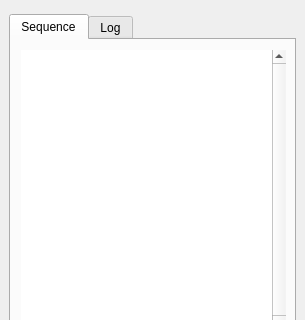
Before: the Qt Designer form qtUI/Runner.ui in jupiterbjy/python-macro-practice, drawn with Qt 5; both pictures show x 0 to 305 and y 0 to 320 of the 305 by 587 pixel window.
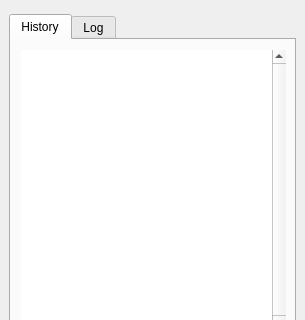
After: the same form once the commit is applied.

Commit message: Update readme. Few renaming and workaround for critical bugs - Now adds sequence element objects to sequence widget.

What changed in the file:
```diff
--- a/qtUI/Runner.ui
+++ b/qtUI/Runner.ui
@@ -70,7 +70,7 @@
       </property>
       <widget class="QWidget" name="Sequence">
        <attribute name="title">
-        <string>Sequence</string>
+        <string>History</string>
        </attribute>
        <widget class="QListWidget" name="sequenceList">
         <property name="geometry">
```
Left out of the diff: 2 changed lines with no effect on the pictures. The commit also changes 8 other files.
